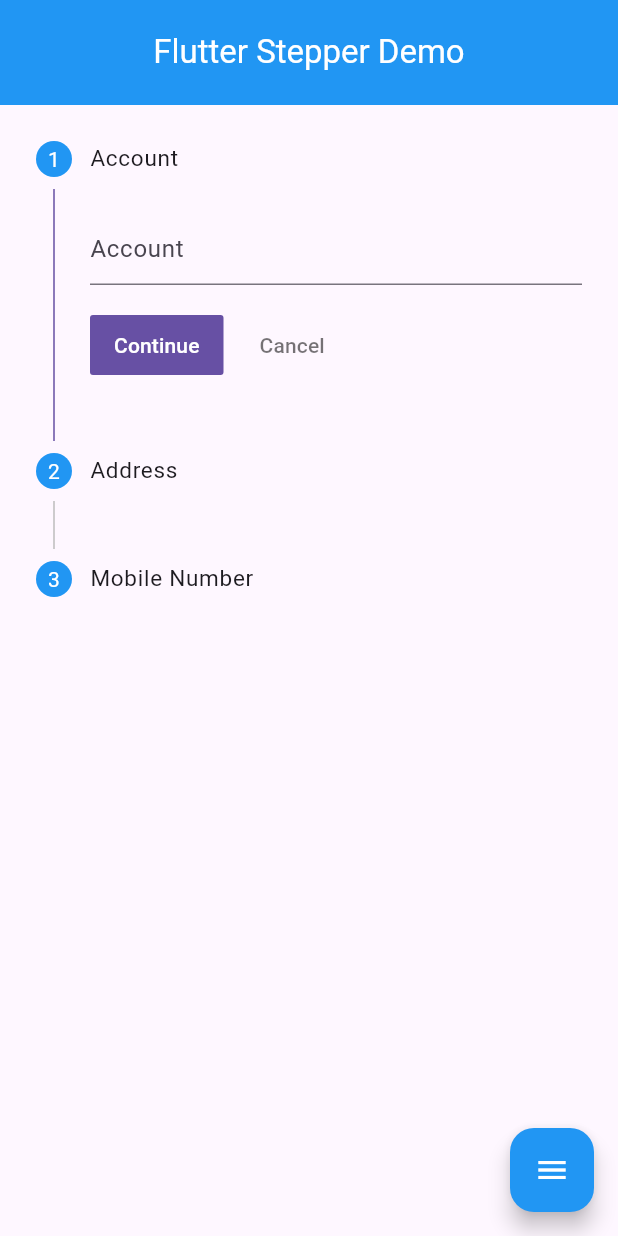
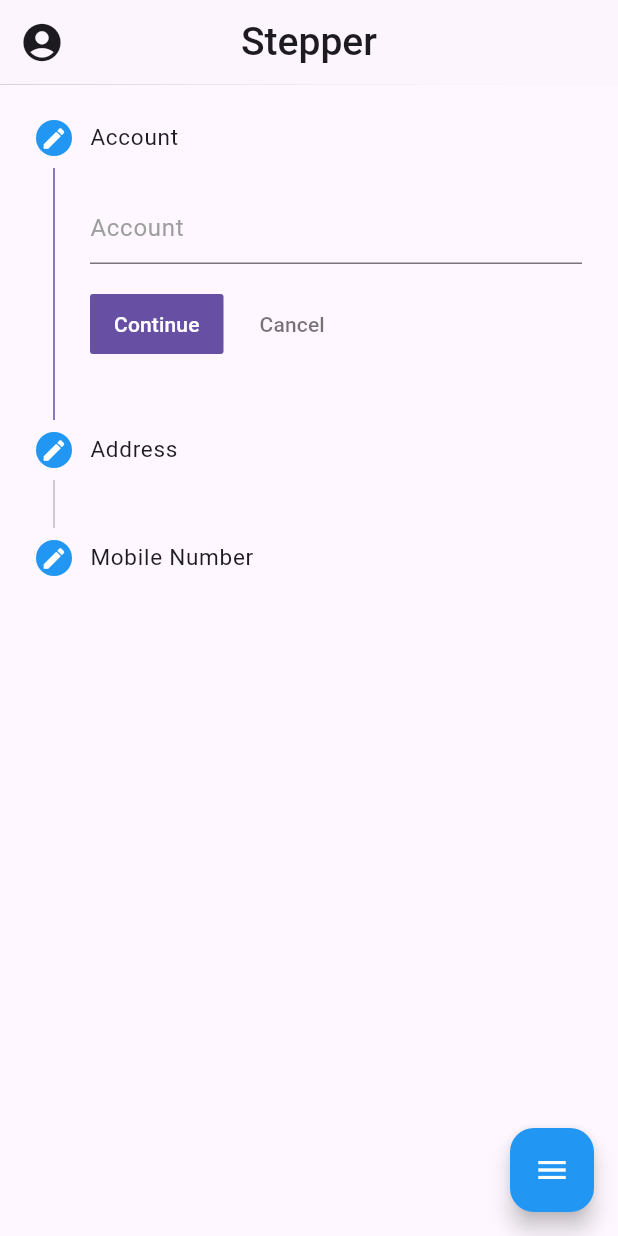
Before and after one commit to sanjuafre123/adv_flutter_ch1, a Flutter app: the screen it shows after launch, on a phone screen of 412 x 824 dp. Run offline on Flutter 3.47's test engine with Material 3 defaults, Android fonts, the phone set to English and light mode, and no system bars.

Commit message:
09/07/2024

```diff
--- a/lib/StepperDemo/Stepper.dart
+++ b/lib/StepperDemo/Stepper.dart
@@ -1,39 +1,6 @@
 import 'package:flutter/material.dart';
 
 import '../Utils/globle.dart';
-
-void main() => runApp(const StepperExampleApp());
-
-class StepperExampleApp extends StatelessWidget {
-  const StepperExampleApp({super.key});
-
-  @override
-  Widget build(BuildContext context) {
-    return MaterialApp(
-      debugShowCheckedModeBanner: false,
-      home: Scaffold(
-        appBar: AppBar(
-          backgroundColor: Colors.blue,
-          centerTitle: true,
-          title: const Text(
-            'Flutter Stepper Demo',
-            style: TextStyle(color: Colors.white),
-          ),
-          toolbarHeight: 70,
-        ),
-        body: StepperExample(),
-        floatingActionButton: FloatingActionButton(
-          backgroundColor: Colors.blue,
-          onPressed: () {},
-          child: Icon(
-            Icons.menu,
-            color: Colors.white,
-          ),
-        ),
-      ),
-    );
-  }
-}
 
 class StepperExample extends StatefulWidget {
   const StepperExample({super.key});
@@ -47,7 +14,16 @@
 
   @override
   Widget build(BuildContext context) {
-    return Stepper(
+    return SafeArea(
+      child: Scaffold(
+        appBar: AppBar(
+          leading: Icon(Icons.account_circle,size: 30,),
+          elevation: 0.2,
+          shadowColor: Colors.grey,
+          centerTitle: true,
+          title: Text('Stepper',style: TextStyle(fontSize: 26,fontWeight: FontWeight.w500),),
+        ),
+        body: Stepper(
           physics: const BouncingScrollPhysics(),
           currentStep: selectIndex,
           onStepCancel: () {
@@ -77,8 +53,10 @@
               selectIndex = index;
             });
           },
+          type: isGrid ? StepperType.horizontal : StepperType.vertical,
           steps: [
             Step(
+                state: (selectIndex > 0) ? StepState.complete : StepState.editing,
                 stepStyle: StepStyle(
                     color: Colors.blue, indexStyle: TextStyle(color: Colors.white)),
                 title: Text(
@@ -89,9 +67,12 @@
                 content: TextField(
                   cursorColor: Colors.blue.shade700,
                   controller: txtAcc,
-              decoration: InputDecoration(hintText: 'Account '),
+                  decoration: InputDecoration(
+                      hintText: 'Account ',
+                      hintStyle: TextStyle(color: Colors.grey)),
                 )),
             Step(
+                state: (selectIndex > 1) ? StepState.complete : StepState.editing,
                 stepStyle: StepStyle(
                     color: Colors.blue, indexStyle: TextStyle(color: Colors.white)),
                 title: Text('Address', style: TextStyle(fontSize: 15)),
@@ -99,9 +80,12 @@
                 content: TextField(
                   cursorColor: Colors.blue.shade700,
                   controller: txtAdd,
-              decoration: InputDecoration(hintText: 'Address '),
+                  decoration: InputDecoration(
+                      hintText: 'Address ',
+                      hintStyle: TextStyle(color: Colors.grey)),
                 )),
             Step(
+              state: (selectIndex > 2) ? StepState.complete : StepState.editing,
               stepStyle: StepStyle(
                   color: Colors.blue, indexStyle: TextStyle(color: Colors.white)),
               title: Text('Mobile Number', style: TextStyle(fontSize: 15)),
@@ -112,8 +96,31 @@
                 decoration: InputDecoration(
                     hintText: 'Mobile Number',
                     hintStyle: TextStyle(color: Colors.grey)),
-            )),
+              ),
+            ),
           ],
+        ),
+        floatingActionButton: FloatingActionButton(
+          backgroundColor: Colors.blue,
+          onPressed: () {
+            setState(() {
+              if (isGrid) {
+                isGrid = false;
+              } else {
+                isGrid = true;
+              }
+            });
+          },
+          child: (isGrid)
+              ? Icon(
+            Icons.grid_4x4,color: Colors.white,
+          )
+              : Icon(
+            Icons.menu,
+            color: Colors.white,
+          ),
+        ),
+      ),
     );
   }
 }
--- a/lib/Utils/globle.dart
+++ b/lib/Utils/globle.dart
@@ -5,3 +5,5 @@
 TextEditingController txtMob = TextEditingController();
 
 int selectIndex = 0;
+
+bool isGrid = false;
--- a/lib/main.dart
+++ b/lib/main.dart
@@ -1,6 +1,7 @@
 import 'package:flutter/material.dart';
 
 import 'StepperDemo/Stepper.dart';
+import 'Utils/globle.dart';
 
 void main() {
   runApp(const MyApp());
@@ -18,9 +19,123 @@
   Widget build(BuildContext context) {
     return MaterialApp(
       debugShowCheckedModeBanner: false,
-      routes: {
-        '/' : (context)=> const StepperExampleApp(),
-      },
+      home: StepperExample(),
     );
   }
 }
+
+// class StepperExample extends StatefulWidget {
+//   const StepperExample({super.key});
+//
+//   @override
+//   State<StepperExample> createState() => _StepperExampleState();
+// }
+//
+// class _StepperExampleState extends State<StepperExample> {
+//   int selectIndex = 0;
+//
+//   @override
+//   Widget build(BuildContext context) {
+//     return SafeArea(
+//       child: Scaffold(
+//         body: Stepper(
+//           physics: const BouncingScrollPhysics(),
+//           currentStep: selectIndex,
+//           onStepCancel: () {
+//             setState(() {
+//               if (selectIndex > 0) {
+//                 setState(() {
+//                   selectIndex--;
+//                 });
+//               } else {
+//                 selectIndex = 2;
+//               }
+//             });
+//           },
+//           onStepContinue: () {
+//             setState(() {
+//               if (selectIndex != 2) {
+//                 setState(() {
+//                   selectIndex++;
+//                 });
+//               } else {
+//                 selectIndex = 0;
+//               }
+//             });
+//           },
+//           onStepTapped: (int index) {
+//             setState(() {
+//               selectIndex = index;
+//             });
+//           },
+//           type: isGrid ? StepperType.horizontal : StepperType.vertical,
+//           steps: [
+//             Step(
+//                 state: (selectIndex > 0) ? StepState.complete : StepState.editing,
+//                 stepStyle: StepStyle(
+//                     color: Colors.blue, indexStyle: TextStyle(color: Colors.white)),
+//                 title: Text(
+//                   'Account',
+//                   style: TextStyle(fontSize: 15),
+//                 ),
+//                 isActive: selectIndex == 0,
+//                 content: TextField(
+//                   cursorColor: Colors.blue.shade700,
+//                   controller: txtAcc,
+//                   decoration: InputDecoration(
+//                       hintText: 'Account ',
+//                       hintStyle: TextStyle(color: Colors.grey)),
+//                 )),
+//             Step(
+//                 state: (selectIndex > 1) ? StepState.complete : StepState.editing,
+//                 stepStyle: StepStyle(
+//                     color: Colors.blue, indexStyle: TextStyle(color: Colors.white)),
+//                 title: Text('Address', style: TextStyle(fontSize: 15)),
+//                 isActive: selectIndex == 1,
+//                 content: TextField(
+//                   cursorColor: Colors.blue.shade700,
+//                   controller: txtAdd,
+//                   decoration: InputDecoration(
+//                       hintText: 'Address ',
+//                       hintStyle: TextStyle(color: Colors.grey)),
+//                 )),
+//             Step(
+//               state: (selectIndex > 2) ? StepState.complete : StepState.editing,
+//               stepStyle: StepStyle(
+//                   color: Colors.blue, indexStyle: TextStyle(color: Colors.white)),
+//               title: Text('Mobile Number', style: TextStyle(fontSize: 15)),
+//               isActive: selectIndex == 2,
+//               content: TextField(
+//                 cursorColor: Colors.blue.shade700,
+//                 controller: txtMob,
+//                 decoration: InputDecoration(
+//                     hintText: 'Mobile Number',
+//                     hintStyle: TextStyle(color: Colors.grey)),
+//               ),
+//             ),
+//           ],
+//         ),
+//         floatingActionButton: FloatingActionButton(
+//           backgroundColor: Colors.blue,
+//           onPressed: () {
+//             setState(() {
+//               if (isGrid) {
+//                 isGrid = false;
+//               } else {
+//                 isGrid = true;
+//               }
+//             });
+//           },
+//           child: (isGrid)
+//               ? Icon(
+//             Icons.grid_4x4,
+//           )
+//               : Icon(
+//             Icons.menu,
+//             color: Colors.white,
+//           ),
+//         ),
+//       ),
+//     );
+//   }
+// }
```
Lines whose indentation alone changed are shown as unchanged.
